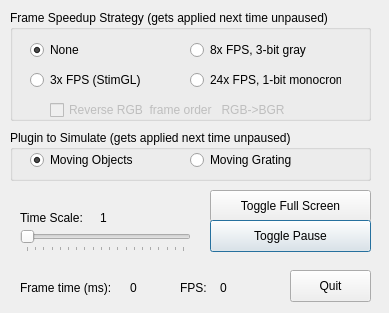
Qt form dialog.ui (cculianu/Test_TiDLP4500) before a commit.
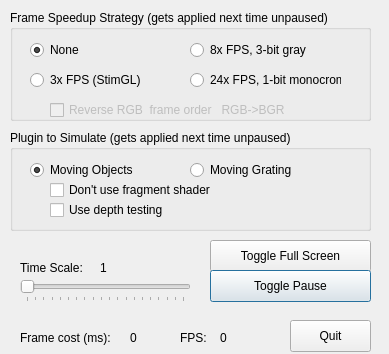
The same form after that commit. Icons and pictures are not drawn.

Commit message: added controls to movingobjects to enable or disable depth testing and enable or disable the fragement shder

Diff of the .ui file:
```diff
--- a/dialog.ui
+++ b/dialog.ui
@@ -7,7 +7,7 @@
     <x>0</x>
     <y>0</y>
     <width>389</width>
-    <height>313</height>
+    <height>354</height>
    </rect>
   </property>
   <property name="focusPolicy">
@@ -24,7 +24,7 @@
    <property name="geometry">
     <rect>
      <x>210</x>
-     <y>190</y>
+     <y>240</y>
      <width>161</width>
      <height>32</height>
     </rect>
@@ -43,7 +43,7 @@
    <property name="geometry">
     <rect>
      <x>290</x>
-     <y>270</y>
+     <y>320</y>
      <width>81</width>
      <height>32</height>
     </rect>
@@ -56,7 +56,7 @@
    <property name="geometry">
     <rect>
      <x>180</x>
-     <y>280</y>
+     <y>330</y>
      <width>31</width>
      <height>16</height>
     </rect>
@@ -69,7 +69,7 @@
    <property name="geometry">
     <rect>
      <x>220</x>
-     <y>280</y>
+     <y>330</y>
      <width>61</width>
      <height>16</height>
     </rect>
@@ -82,20 +82,20 @@
    <property name="geometry">
     <rect>
      <x>20</x>
-     <y>280</y>
+     <y>330</y>
      <width>101</width>
      <height>16</height>
     </rect>
    </property>
    <property name="text">
-    <string>Frame time (ms):</string>
+    <string>Frame cost (ms):</string>
    </property>
   </widget>
   <widget class="QLabel" name="renderTimeLbl">
    <property name="geometry">
     <rect>
      <x>130</x>
-     <y>280</y>
+     <y>330</y>
      <width>41</width>
      <height>16</height>
     </rect>
@@ -204,7 +204,7 @@
    <property name="geometry">
     <rect>
      <x>210</x>
-     <y>220</y>
+     <y>270</y>
      <width>161</width>
      <height>32</height>
     </rect>
@@ -228,7 +228,7 @@
      <x>10</x>
      <y>130</y>
      <width>361</width>
-     <height>51</height>
+     <height>101</height>
     </rect>
    </property>
    <property name="title">
@@ -238,7 +238,7 @@
     <property name="geometry">
      <rect>
       <x>20</x>
-      <y>20</y>
+      <y>30</y>
       <width>131</width>
       <height>20</height>
      </rect>
@@ -257,7 +257,7 @@
     <property name="geometry">
      <rect>
       <x>180</x>
-      <y>20</y>
+      <y>30</y>
       <width>151</width>
       <height>20</height>
      </rect>
@@ -269,12 +269,38 @@
      <string notr="true">pluginButs</string>
     </attribute>
    </widget>
+   <widget class="QCheckBox" name="mo_no_fragshader_chk">
+    <property name="geometry">
+     <rect>
+      <x>40</x>
+      <y>50</y>
+      <width>201</width>
+      <height>20</height>
+     </rect>
+    </property>
+    <property name="text">
+     <string>Don't use fragment shader</string>
+    </property>
+   </widget>
+   <widget class="QCheckBox" name="mo_depth_test_chk">
+    <property name="geometry">
+     <rect>
+      <x>40</x>
+      <y>70</y>
+      <width>201</width>
+      <height>20</height>
+     </rect>
+    </property>
+    <property name="text">
+     <string>Use depth testing</string>
+    </property>
+   </widget>
   </widget>
   <widget class="QSlider" name="timeSlider">
    <property name="geometry">
     <rect>
      <x>20</x>
-     <y>230</y>
+     <y>280</y>
      <width>171</width>
      <height>22</height>
     </rect>
@@ -299,7 +325,7 @@
    <property name="geometry">
     <rect>
      <x>20</x>
-     <y>210</y>
+     <y>260</y>
      <width>81</width>
      <height>16</height>
     </rect>
@@ -312,7 +338,7 @@
    <property name="geometry">
     <rect>
      <x>100</x>
-     <y>210</y>
+     <y>260</y>
      <width>71</width>
      <height>16</height>
     </rect>
```
Left out of the diff: 2 changed lines with no effect on the pictures. The commit also changes 3 other files.
